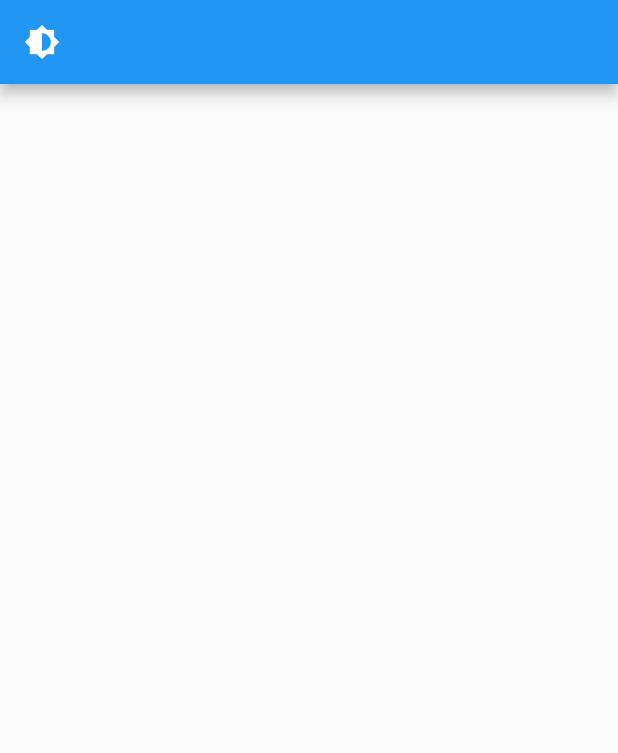
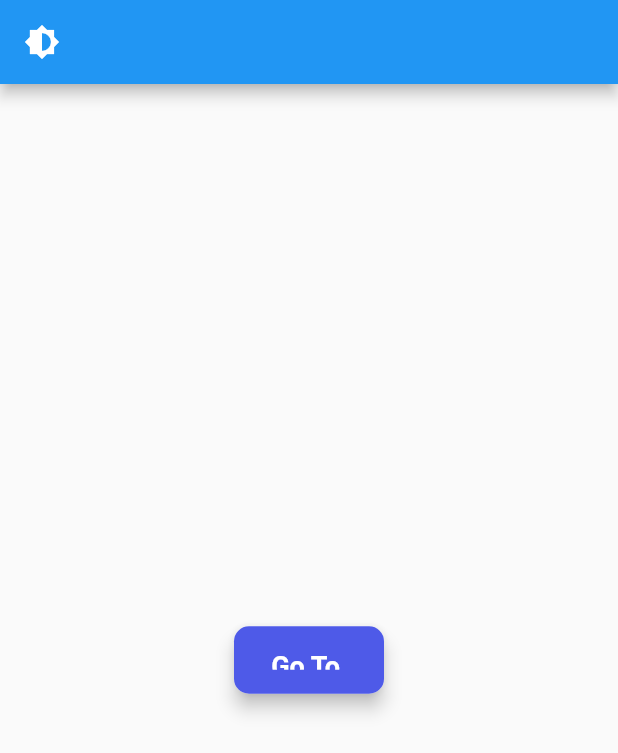
Before and after one commit to el5hatib/Tasks_App_flutter, a Flutter app: the screen it shows after launch, on a phone screen of 412 x 824 dp. Shown: the top 753 px of the screen. Run offline on Flutter 3.47's test engine with Material 2 defaults, Android fonts, the light colour scheme and no system bars; our stand-ins replace get, get_storage, google_fonts.

Commit message:
build  a custome button

```diff
--- a/lib/ui/pages/home_page.dart
+++ b/lib/ui/pages/home_page.dart
@@ -2,6 +2,7 @@ import 'package:flutter/material.dart';
 import 'package:get/get.dart';
 import 'package:my_tasks/services/theme_services.dart';
 
+import '../widgets/button.dart';
 import 'notification_screen.dart';
 
 class HomePage extends StatefulWidget {
@@ -19,11 +20,14 @@ class _HomePageState extends State<HomePage> {
         leading:  IconButton(
             onPressed: () {
               ThemeServices().switchTheme();
-              Get.to(NotificationScreen(payload: "ToDO | Flutter App | 6 : 33 pm "));
             },
             icon: Icon(Icons.brightness_6)),
       ),
-      body: Container(),
+      body: Center(
+          child: MyButton(label: 'Go To ', onTap: () {
+            Get.to(NotificationScreen(payload: "ToDO | Flutter App | 6 : 33 pm "));
+          },),
+        ),
     );
   }
 }
--- a/lib/ui/widgets/button.dart
+++ b/lib/ui/widgets/button.dart
@@ -1,10 +1,39 @@
 import 'package:flutter/material.dart';
 
+import '../theme.dart';
+
 class MyButton extends StatelessWidget {
-  const MyButton({Key? key}) : super(key: key);
+  final String label;
+  final Function()? onTap;
+  const MyButton({Key? key, required this.label, required this.onTap}) : super(key: key);
 
   @override
   Widget build(BuildContext context) {
-    return Container();
+    return GestureDetector(
+      onTap: onTap,
+      child: Material(
+        borderRadius: BorderRadius.circular(10),
+        elevation: 5,
+        child: Container(
+          width: 100,
+          height: 45,
+          padding: const EdgeInsets.symmetric(vertical: 16),
+          decoration: BoxDecoration(
+            color: primaryClr,
+            borderRadius: BorderRadius.circular(10),
+          ),
+          child: Center(
+            child: Text(
+              label,
+              style: const TextStyle(
+                color: Colors.white,
+                fontSize: 18,
+                fontWeight: FontWeight.bold,
+              ),
+            ),
+          ),
+        ),
+      ),
+    );
   }
 }
```
